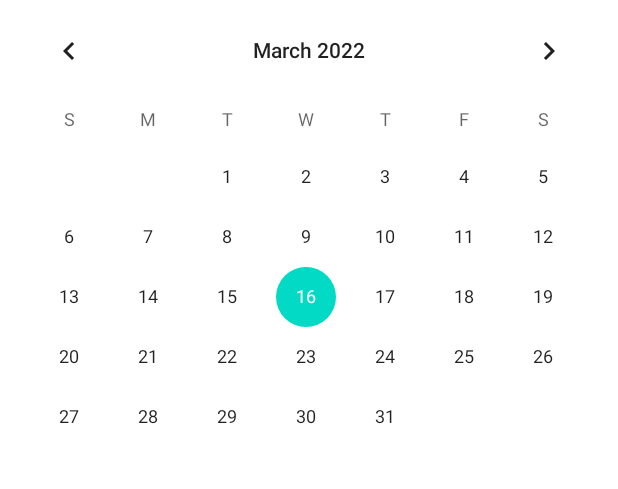
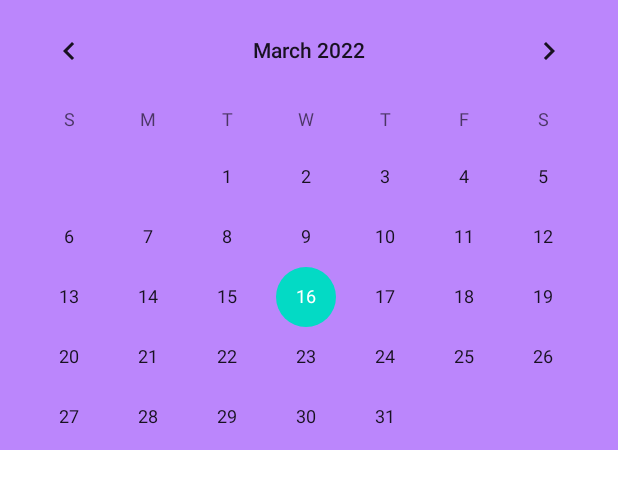
Before and after one commit to mariammostafa77/Medication-Reminder, an Android app: the layout fragment_home.xml on its own in the app's theme, with its tools: preview values and no code run, on a phone screen of 412 x 824 dp. Shown: the top 489 px of the screen. Run offline under Robolectric (Android 15) with nearby library versions, the phone set to English and light mode, and no system bars.

Commit message:
updates3

```diff
--- a/app/src/main/java/com/example/medicationreminder/HomeActivity.java
+++ b/app/src/main/java/com/example/medicationreminder/HomeActivity.java
@@ -40,8 +40,8 @@ public class HomeActivity extends AppCompatActivity {
         NavHostFragment navHostFragment = (NavHostFragment) getSupportFragmentManager().findFragmentById(R.id.viewLayout);
         NavController navController = navHostFragment.getNavController();
             NavGraph navGraph = navHostFragment.getNavController().getNavInflater().inflate(R.navigation.nav_graph);
-           navGraph.setStartDestination(R.id.fragmentAddMed1);
-           //navGraph.setStartDestination(R.id.fragment_home);
+          // navGraph.setStartDestination(R.id.fragmentAddMed1);
+           navGraph.setStartDestination(R.id.fragment_home);
             navController.setGraph(navGraph);
 
 
--- a/app/src/main/res/layout/fragment_home.xml
+++ b/app/src/main/res/layout/fragment_home.xml
@@ -1,24 +1,45 @@
 <?xml version="1.0" encoding="utf-8"?>
-<LinearLayout xmlns:android="http://schemas.android.com/apk/res/android"
+<androidx.coordinatorlayout.widget.CoordinatorLayout xmlns:android="http://schemas.android.com/apk/res/android"
     xmlns:tools="http://schemas.android.com/tools"
     android:layout_width="match_parent"
     android:layout_height="match_parent"
+    xmlns:app="http://schemas.android.com/apk/res-auto"
     tools:context=".HomeFragment"
     android:orientation="vertical">
-
+    <com.google.android.material.appbar.AppBarLayout
+        android:fitsSystemWindows="true"
+        android:layout_width="match_parent"
+        android:layout_height="wrap_content">
+    <com.google.android.material.appbar.CollapsingToolbarLayout
+        app:contentScrim="#3F51B5"
+        app:layout_scrollFlags="scroll|exitUntilCollapsed"
+        android:layout_width="match_parent"
+        android:layout_height="wrap_content"
+        >
     <CalendarView
         android:id="@+id/custom_calendar"
         android:layout_width="match_parent"
         android:layout_height="300dp"
+        android:background="@color/purple_200"
 
        />
+        <androidx.appcompat.widget.Toolbar
+            android:layout_width="match_parent"
+            android:layout_height="?attr/actionBarSize"
+
+            />
 
 
+    </com.google.android.material.appbar.CollapsingToolbarLayout>
+    </com.google.android.material.appbar.AppBarLayout>
 
-
+    <androidx.core.widget.NestedScrollView
+        app:layout_behavior="@string/appbar_scrolling_view_behavior"
+        android:layout_width="wrap_content"
+        android:layout_height="wrap_content">
     <androidx.recyclerview.widget.RecyclerView
         android:layout_width="match_parent"
         android:layout_height="match_parent"
         android:id="@+id/medRecyclerview"/>
-
-</LinearLayout>
+    </androidx.core.widget.NestedScrollView>
+</androidx.coordinatorlayout.widget.CoordinatorLayout>
```
Also changed, not shown: app/src/main/java/com/example/medicationreminder/HomeFragment.java (+138 -44 lines), app/src/main/java/com/example/medicationreminder/MedAdapter.java (+9 -8 lines).
